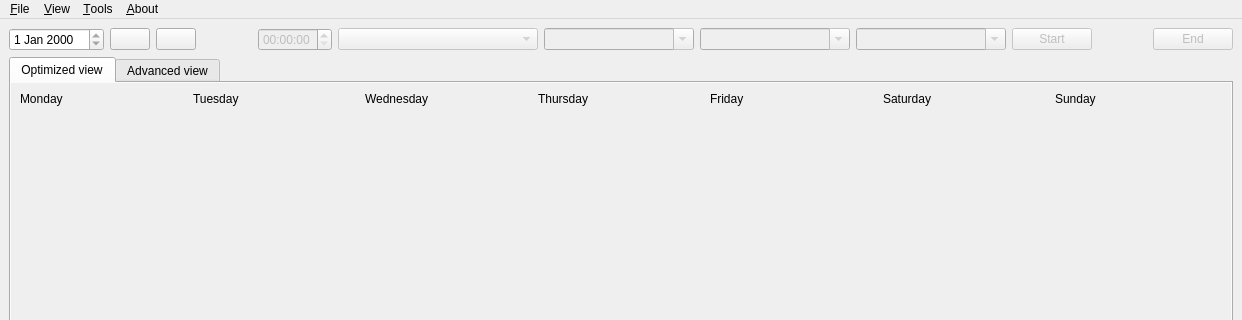
First picture: the form in mainwindow.ui, repository qohelet/QtZeiterfassung, before the edit; both pictures show x 0 to 1242 and y 0 to 320 of the 1242 by 581 pixel window.
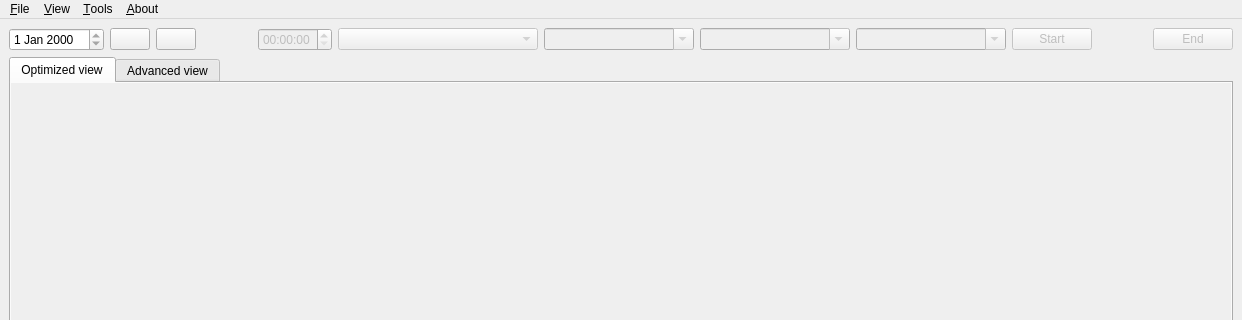
Second picture: the form after the edit. Icons and pictures are not drawn.

Commit message: Moved strip rendering into own class

```diff
--- a/mainwindow.ui
+++ b/mainwindow.ui
@@ -196,228 +196,10 @@
           <x>0</x>
           <y>0</y>
           <width>1220</width>
-          <height>438</height>
+          <height>454</height>
          </rect>
         </property>
-        <layout class="QHBoxLayout" stretch="1,1,1,1,1,1,1">
-        <item>
-         <layout class="QVBoxLayout" stretch="0,0,1">
-          <item>
-           <widget class="QLabel">
-            <property name="text">
-             <string>Monday</string>
-            </property>
-           </widget>
-          </item>
-          <item>
-           <layout class="QVBoxLayout" name="layoutMonday">
-            <property name="spacing">
-             <number>3</number>
-            </property>
-           </layout>
-          </item>
-          <item>
-           <spacer>
-            <property name="orientation">
-             <enum>Qt::Vertical</enum>
-            </property>
-            <property name="sizeHint" stdset="0">
-             <size>
-              <width>20</width>
-              <height>40</height>
-             </size>
-            </property>
-           </spacer>
-          </item>
-         </layout>
-        </item>
-        <item>
-         <layout class="QVBoxLayout" stretch="0,0,1">
-          <item>
-           <widget class="QLabel">
-            <property name="text">
-             <string>Tuesday</string>
-            </property>
-           </widget>
-          </item>
-          <item>
-           <layout class="QVBoxLayout" name="layoutTuesday">
-            <property name="spacing">
-             <number>3</number>
-            </property>
-           </layout>
-          </item>
-          <item>
-           <spacer>
-            <property name="orientation">
-             <enum>Qt::Vertical</enum>
-            </property>
-            <property name="sizeHint" stdset="0">
-             <size>
-              <width>20</width>
-              <height>40</height>
-             </size>
-            </property>
-           </spacer>
-          </item>
-         </layout>
-        </item>
-        <item>
-         <layout class="QVBoxLayout" stretch="0,0,1">
-          <item>
-           <widget class="QLabel">
-            <property name="text">
-             <string>Wednesday</string>
-            </property>
-           </widget>
-          </item>
-          <item>
-           <layout class="QVBoxLayout" name="layoutWednesday">
-            <property name="spacing">
-             <number>3</number>
-            </property>
-           </layout>
-          </item>
-          <item>
-           <spacer>
-            <property name="orientation">
-             <enum>Qt::Vertical</enum>
-            </property>
-            <property name="sizeHint" stdset="0">
-             <size>
-              <width>20</width>
-              <height>40</height>
-             </size>
-            </property>
-           </spacer>
-          </item>
-         </layout>
-        </item>
-        <item>
-         <layout class="QVBoxLayout" stretch="0,0,1">
-          <item>
-           <widget class="QLabel">
-            <property name="text">
-             <string>Thursday</string>
-            </property>
-           </widget>
-          </item>
-          <item>
-           <layout class="QVBoxLayout" name="layoutThursday">
-            <property name="spacing">
-             <number>3</number>
-            </property>
-           </layout>
-          </item>
-          <item>
-           <spacer>
-            <property name="orientation">
-             <enum>Qt::Vertical</enum>
-            </property>
-            <property name="sizeHint" stdset="0">
-             <size>
-              <width>20</width>
-              <height>40</height>
-             </size>
-            </property>
-           </spacer>
-          </item>
-         </layout>
-        </item>
-        <item>
-         <layout class="QVBoxLayout" stretch="0,0,1">
-          <item>
-           <widget class="QLabel">
-            <property name="text">
-             <string>Friday</string>
-            </property>
-           </widget>
-          </item>
-          <item>
-           <layout class="QVBoxLayout" name="layoutFriday">
-            <property name="spacing">
-             <number>3</number>
-            </property>
-           </layout>
-          </item>
-          <item>
-           <spacer>
-            <property name="orientation">
-             <enum>Qt::Vertical</enum>
-            </property>
-            <property name="sizeHint" stdset="0">
-             <size>
-              <width>20</width>
-              <height>40</height>
-             </size>
-            </property>
-           </spacer>
-          </item>
-         </layout>
-        </item>
-        <item>
-         <layout class="QVBoxLayout" stretch="0,0,1">
-          <item>
-           <widget class="QLabel">
-            <property name="text">
-             <string>Saturday</string>
-            </property>
-           </widget>
-          </item>
-          <item>
-           <layout class="QVBoxLayout" name="layoutSaturday">
-            <property name="spacing">
-             <number>3</number>
-            </property>
-           </layout>
-          </item>
-          <item>
-           <spacer>
-            <property name="orientation">
-             <enum>Qt::Vertical</enum>
-            </property>
-            <property name="sizeHint" stdset="0">
-             <size>
-              <width>20</width>
-              <height>40</height>
-             </size>
-            </property>
-           </spacer>
-          </item>
-         </layout>
-        </item>
-        <item>
-         <layout class="QVBoxLayout" stretch="0,0,1">
-          <item>
-           <widget class="QLabel">
-            <property name="text">
-             <string>Sunday</string>
-            </property>
-           </widget>
-          </item>
-          <item>
-           <layout class="QVBoxLayout" name="layoutSunday">
-            <property name="spacing">
-             <number>3</number>
-            </property>
-           </layout>
-          </item>
-          <item>
-           <spacer>
-            <property name="orientation">
-             <enum>Qt::Vertical</enum>
-            </property>
-            <property name="sizeHint" stdset="0">
-             <size>
-              <width>20</width>
-              <height>40</height>
-             </size>
-            </property>
-           </spacer>
-          </item>
-         </layout>
-        </item>
-        </layout>
+        <layout class="QHBoxLayout" name="layoutWeek"/>
        </widget>
       </widget>
       <widget class="QSplitter" name="splitter">
```
Left out of the diff: 4 changed lines with no effect on the pictures. The commit also changes 11 other files.
